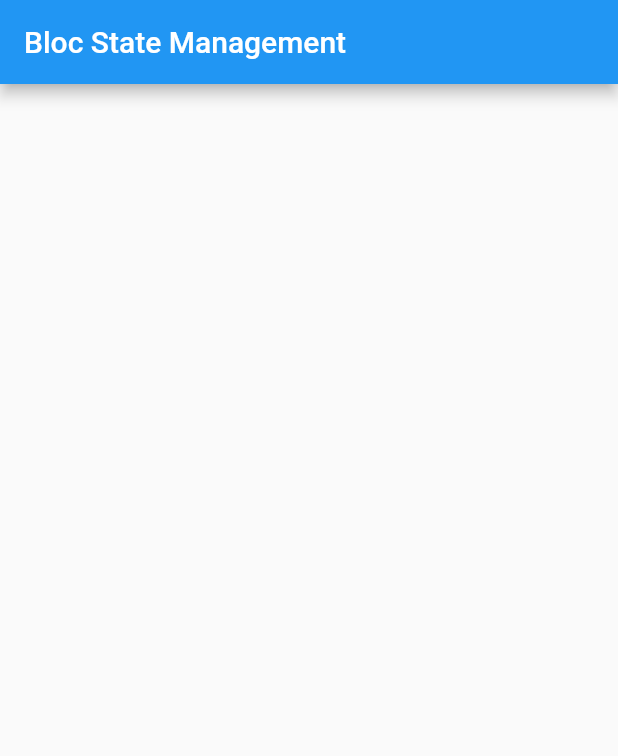
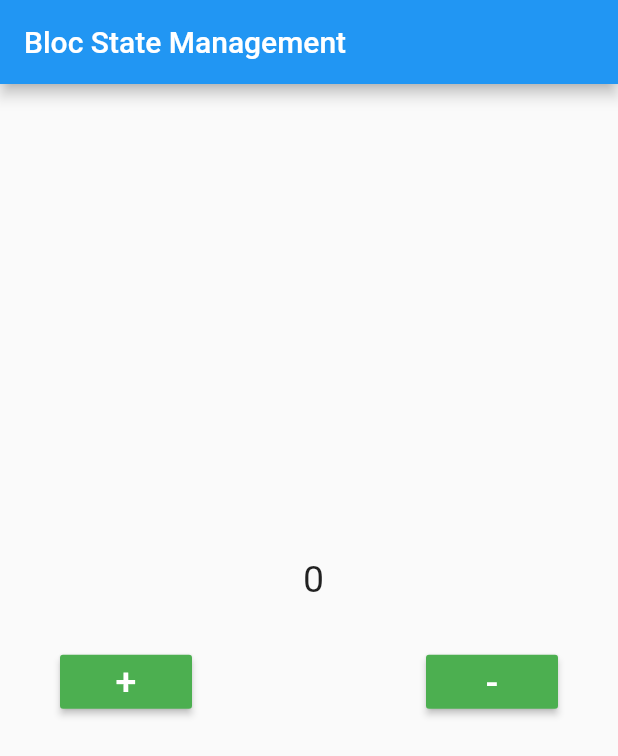
Before and after one commit to MuhammadiHadi/bloc_stat, a Flutter app: the screen it shows after launch, on a phone screen of 412 x 824 dp. Shown: the top 756 px of the screen. Run offline on Flutter 3.47's test engine with Material 2 defaults, Android fonts, the phone set to English and light mode, and no system bars; our stand-ins replace bloc, equatable, flutter_bloc.

Commit message:
counter class Commit

```diff
--- /dev/null
+++ b/lib/bloc/counter_bloc.dart
@@ -0,0 +1,20 @@
+import 'package:bloc/bloc.dart';
+import 'package:equatable/equatable.dart';
+
+part 'counter_event.dart';
+part 'counter_state.dart';
+
+class CounterBloc extends Bloc<CounterEvent, CounterState> {
+  CounterBloc() : super(CountState(0)) {
+    on<InCount>((event, emit) => _increment(event, emit));
+    on<dcrCount>((event, emit) => _dcrement(event, emit));
+  }
+
+  _increment(InCount event, Emitter<CounterState> emit) {
+    emit(CountState((state as CountState).count + 1));
+  }
+
+  _dcrement(dcrCount event, Emitter<CounterState> emit) {
+    emit(CountState((state as CountState).count - 1));
+  }
+}
--- /dev/null
+++ b/lib/bloc/counter_event.dart
@@ -0,0 +1,17 @@
+part of 'counter_bloc.dart';
+
+abstract class CounterEvent extends Equatable {
+  const CounterEvent();
+}
+
+class InCount extends CounterEvent {
+  @override
+  // TODO: implement props
+  List<Object?> get props => [];
+}
+
+class dcrCount extends CounterEvent {
+  @override
+  // TODO: implement props
+  List<Object?> get props => [];
+}
--- /dev/null
+++ b/lib/bloc/counter_state.dart
@@ -0,0 +1,14 @@
+part of 'counter_bloc.dart';
+
+abstract class CounterState extends Equatable {
+  const CounterState();
+}
+
+class CountState extends CounterState {
+  int count;
+  CountState(this.count);
+  @override
+
+  // TODO: implement props
+  List<Object?> get props => [count];
+}
--- a/lib/main.dart
+++ b/lib/main.dart
@@ -1,5 +1,7 @@
+import 'package:bloc_stat/bloc/counter_bloc.dart';
 import 'package:bloc_stat/view/home_view.dart';
 import 'package:flutter/material.dart';
+import 'package:flutter_bloc/flutter_bloc.dart';
 
 void main() {
   runApp(const MyApp());
@@ -11,7 +13,11 @@ class MyApp extends StatelessWidget {
   // This widget is the root of your application.
   @override
   Widget build(BuildContext context) {
-    return MaterialApp(
+    return MultiBlocProvider(
+        providers: [
+          BlocProvider(create: (_) => CounterBloc()),
+        ],
+        child: MaterialApp(
           title: 'Flutter Demo',
           theme: ThemeData(
             // This is the theme of your application.
@@ -26,6 +32,6 @@ class MyApp extends StatelessWidget {
             primarySwatch: Colors.blue,
           ),
           home: HomeView(),
-    );
+        ));
   }
 }
--- a/lib/view/home_view.dart
+++ b/lib/view/home_view.dart
@@ -1,4 +1,6 @@
+import 'package:bloc_stat/bloc/counter_bloc.dart';
 import 'package:flutter/material.dart';
+import 'package:flutter_bloc/flutter_bloc.dart';
 
 class HomeView extends StatefulWidget {
   const HomeView({Key? key}) : super(key: key);
@@ -8,12 +10,53 @@ class HomeView extends StatefulWidget {
 }
 
 class _HomeViewState extends State<HomeView> {
+  int Count = 0;
   @override
   Widget build(BuildContext context) {
+    print("Counter Bloc");
     return Scaffold(
       appBar: AppBar(
         title: Text("Bloc State Management"),
       ),
+      body: Center(
+        child: Column(
+          mainAxisAlignment: MainAxisAlignment.center,
+          crossAxisAlignment: CrossAxisAlignment.center,
+          children: [
+            BlocBuilder<CounterBloc, CounterState>(builder: (context, state) {
+              if (state is CountState) {
+                return Text(
+                  " ${state.count}",
+                  style: TextStyle(fontSize: 25),
+                );
+              }
+              return Text("Hello");
+            }),
+            Padding(
+              padding: const EdgeInsets.symmetric(horizontal: 40, vertical: 30),
+              child: Row(
+                mainAxisAlignment: MainAxisAlignment.spaceBetween,
+                children: [
+                  MaterialButton(
+                      color: Colors.green,
+                      child: Text("+",
+                          style: TextStyle(fontSize: 25, color: Colors.white)),
+                      onPressed: () {
+                        context.read<CounterBloc>().add(InCount());
+                      }),
+                  MaterialButton(
+                      color: Colors.green,
+                      child: Text("-",
+                          style: TextStyle(fontSize: 25, color: Colors.white)),
+                      onPressed: () {
+                        context.read<CounterBloc>().add(dcrCount());
+                      }),
+                ],
+              ),
+            )
+          ],
+        ),
+      ),
     );
   }
 }
--- a/pubspec.yaml
+++ b/pubspec.yaml
@@ -38,6 +38,7 @@ dependencies:
   cupertino_icons: ^1.0.2
   flutter_bloc:
   fluttertoast:
+  equatable:
 
 
 dev_dependencies:
```
Also changed, not shown: pubspec.lock. Lines whose indentation alone changed are shown as unchanged.
